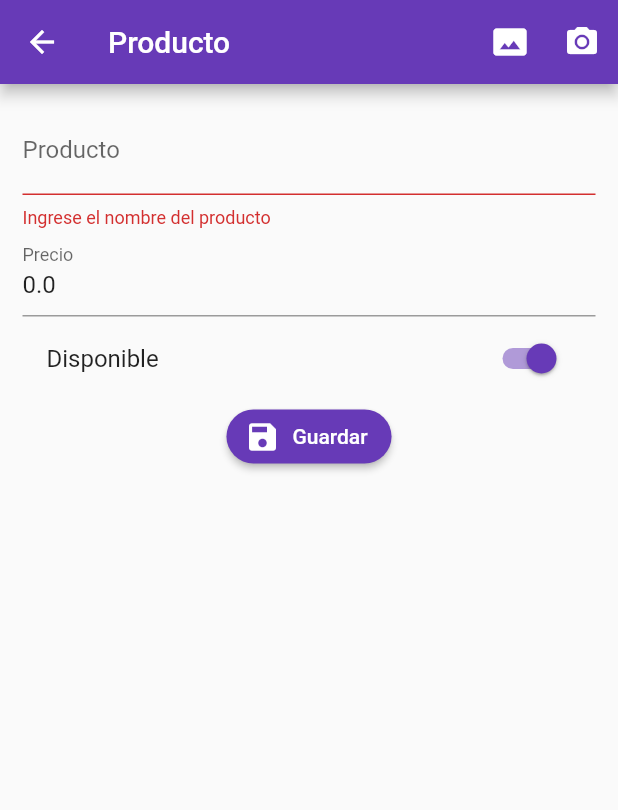
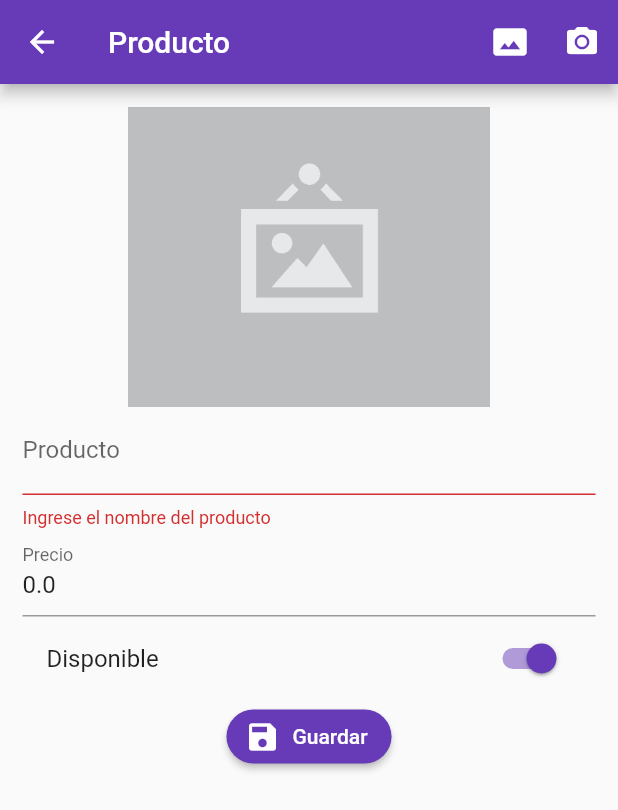
Before and after one commit to lrangelc/flutter-formvalidation, a Flutter app: the ProductoPage screen opened by its route, after a tap on "Guardar", after a tap on the "photo size select actual" icon, on a phone screen of 412 x 824 dp. Shown: the top 810 px of the screen. Run offline on Flutter 3.47's test engine with Material 2 defaults, Android fonts, the phone set to English and light mode, and no system bars; our stand-ins replace image_picker, rxdart; network calls fail.

```diff
--- a/lib/src/models/producto_model.dart
+++ b/lib/src/models/producto_model.dart
@@ -33,7 +33,7 @@ class ProductoModel {
       );
 
   Map<String, dynamic> toJson() => {
-        "id": id,
+        // "id": id,
         "titulo": titulo,
         "valor": valor,
         "disponible": disponible,
--- a/lib/src/pages/home_page.dart
+++ b/lib/src/pages/home_page.dart
@@ -60,7 +60,7 @@ class HomePage extends StatelessWidget {
       child: ListTile(
         title: Text('${producto.titulo} - ${producto.valor}'),
         subtitle: Text(producto.id),
-        onTap: () => Navigator.pushNamed(context, 'producto'),
+        onTap: () => Navigator.pushNamed(context, 'producto',arguments: producto),
       ),
     );
   }
--- a/lib/src/pages/producto_page.dart
+++ b/lib/src/pages/producto_page.dart
@@ -1,4 +1,8 @@
+import 'dart:io';
+
 import 'package:flutter/material.dart';
+import 'package:image_picker/image_picker.dart';
+
 import 'package:formavalidation/src/models/producto_model.dart';
 import 'package:formavalidation/src/providers/productos_provider.dart';
 import 'package:formavalidation/src/utils/utils.dart' as utils;
@@ -10,21 +14,30 @@ class ProductoPage extends StatefulWidget {
 
 class _ProductoPageState extends State<ProductoPage> {
   final formKey = GlobalKey<FormState>();
+  final scaffoldKey = GlobalKey<ScaffoldState>();
   ProductoModel producto = new ProductoModel();
+  bool _guardando = false;
+  File foto;
 
   @override
   Widget build(BuildContext context) {
+    final ProductoModel prodData = ModalRoute.of(context).settings.arguments;
+    if (prodData != null) {
+      producto = prodData;
+    }
+
     return Scaffold(
+      key: scaffoldKey,
       appBar: AppBar(
         title: Text('Producto'),
         actions: <Widget>[
           IconButton(
             icon: Icon(Icons.photo_size_select_actual),
-            onPressed: () {},
+            onPressed: _seleccionarFoto,
           ),
           IconButton(
             icon: Icon(Icons.camera_alt),
-            onPressed: () {},
+            onPressed: _tomarFoto,
           )
         ],
       ),
@@ -35,6 +48,7 @@ class _ProductoPageState extends State<ProductoPage> {
             key: formKey,
             child: Column(
               children: <Widget>[
+                _mostrarFoto(),
                 _crearNombre(),
                 _crearPrecio(),
                 _crearDisponible(),
@@ -97,18 +111,73 @@ class _ProductoPageState extends State<ProductoPage> {
       textColor: Colors.white,
       icon: Icon(Icons.save),
       label: Text('Guardar'),
-      onPressed: _submit,
+      onPressed: (_guardando ? null : _submit),
     );
   }
 
-  void _submit() {
+  void _submit() async {
     if (!formKey.currentState.validate()) return;
 
     formKey.currentState.save();
+
+    setState(() {
+      _guardando = true;
+    });
     print('Todo OK!');
     print('Producto: ${producto.titulo}');
     print('Precio: ${producto.valor}');
     final productoProvider = new ProductosProvider();
-    productoProvider.crearProducto(producto);
+
+    if (producto.id == null) {
+      final FormatResult resCrear =
+          await productoProvider.crearProducto(producto);
+      if (resCrear.ok) {
+        producto.id = resCrear.id;
+      }
+    } else {
+      final FormatResult resEditar =
+          await productoProvider.editarProducto(producto);
+    }
+
+    setState(() {
+      _guardando = false;
+    });
+
+    mostrarSnackbar('Registro Guardado');
+
+    Navigator.pop(context);
   }
+
+  void mostrarSnackbar(String mensaje) {
+    final SnackBar snackbar = SnackBar(
+      content: Text(mensaje),
+      duration: Duration(milliseconds: 1500),
+    );
+
+    scaffoldKey.currentState.showSnackBar(snackbar);
+  }
+
+  Widget _mostrarFoto() {
+    if (producto.fotoUrl != null) {
+      return Container();
+    } else {
+      return Image(
+        image: AssetImage(foto?.path ?? 'assets/no-image.png'),
+        height: 200.0,
+        fit: BoxFit.cover,
+      );
+    }
+  }
+
+  _seleccionarFoto() async {
+    foto = await ImagePicker.pickImage(source: ImageSource.gallery);
+
+    if (foto != null) {
+      // limpieza
+    }
+
+    setState(() {});
+  }
+
+  _tomarFoto() {}
 }
--- a/lib/src/providers/productos_provider.dart
+++ b/lib/src/providers/productos_provider.dart
@@ -3,15 +3,30 @@ import 'dart:convert';
 import 'package:http/http.dart' as http;
 import 'package:formavalidation/src/models/producto_model.dart';
 
+class FormatResult {
+  bool ok;
+  String id;
+  FormatResult(this.ok, this.id);
+}
+
 class ProductosProvider {
   final String _url = 'https://fixx-sandbox.firebaseio.com';
 
-  Future<bool> crearProducto(ProductoModel producto) async {
+  Future<FormatResult> crearProducto(ProductoModel producto) async {
     final url = '$_url/productos.json';
     final resp = await http.post(url, body: productoModelToJson(producto));
     final decodedData = json.decode(resp.body);
     print(decodedData);
-    return true;
+
+    return new FormatResult(true, decodedData['name']);
+  }
+
+  Future<FormatResult> editarProducto(ProductoModel producto) async {
+    final url = '$_url/productos/${producto.id}.json';
+    final resp = await http.put(url, body: productoModelToJson(producto));
+    final decodedData = json.decode(resp.body);
+    print(decodedData);
+    return new FormatResult(true, producto.id);
   }
 
   Future<List<ProductoModel>> cargarProductos() async {
--- a/pubspec.yaml
+++ b/pubspec.yaml
@@ -25,6 +25,7 @@ dependencies:
   cupertino_icons: ^0.1.2
   rxdart: ^0.23.1
   http:
+  image_picker: ^0.6.5
 
 dev_dependencies:
   flutter_test:
@@ -43,8 +44,8 @@ flutter:
   uses-material-design: true
 
   # To add assets to your application, add an assets section, like this:
-  # assets:
-  #  - images/a_dot_burr.jpeg
+  assets:
+   - assets/
   #  - images/a_dot_ham.jpeg
 
   # An image asset can refer to one or more resolution-specific "variants", see
```
Also changed, not shown: assets/jar-loading.gif (added), assets/no-image.png (added), pubspec.lock, 2 other files.
